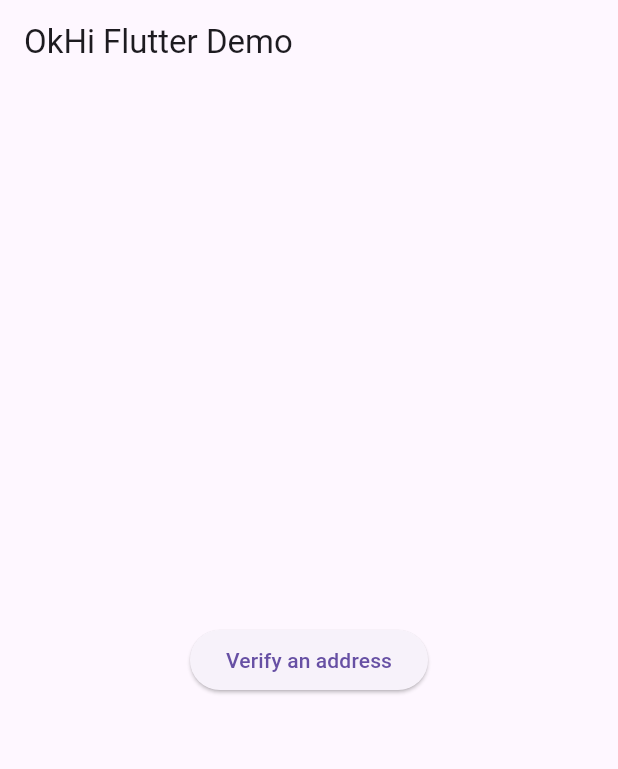
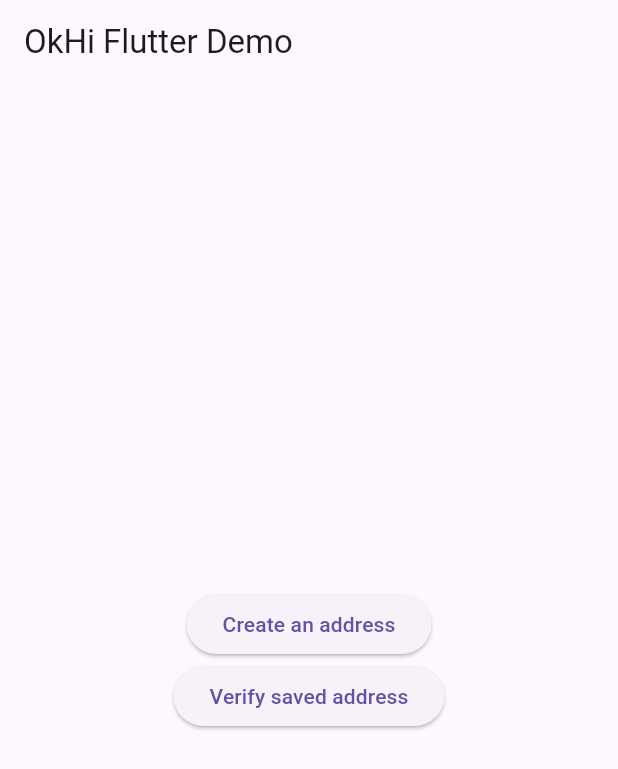
Before and after one commit to OkHi/OkHiFlutterVerificationDemo, a Flutter app: the screen it shows after launch, on a phone screen of 412 x 824 dp. Shown: the top 769 px of the screen. Run offline on Flutter 3.47's test engine with Material 3 defaults, Android fonts, the phone set to English and light mode, and no system bars; missing offline and left inert: okhi_flutter.

Commit message:
added addressbook-digital example

```diff
--- a/lib/main.dart
+++ b/lib/main.dart
@@ -1,6 +1,7 @@
 import 'package:flutter/material.dart';
 import 'package:okhi_flutter/models/okhi_usage_type.dart';
 import 'package:okhi_flutter/okhi_flutter.dart';
+import './db.dart';
 
 void main() {
   runApp(const MyApp());
@@ -15,6 +16,8 @@
 
 class _MyAppState extends State<MyApp> {
   bool _launch = false;
+  List<UsageType> _usageTypes = [UsageType.addressBook];
+  String? _locationId;
 
   @override
   void initState() {
@@ -47,27 +50,50 @@
   }
 
   _renderBody() {
-    if (!_launch) {
-      return Center(
-        child: ElevatedButton(
-          onPressed: () {
-            setState(() {
-              _launch = true;
-            });
-          },
-          child: const Text('Verify an address'),
+    if (_launch) {
+      return OkHiLocationManager(
+        user: _createOkHiUser(),
+        onCloseRequest: _handleOnClose,
+        onError: _handleOnError,
+        onSucess: _handleOnSuccess,
+        configuration: OkHiLocationManagerConfiguration(
+          locationId: _locationId,
+          usageTypes: _usageTypes,
         ),
       );
     }
-    return OkHiLocationManager(
-      user: _createOkHiUser(),
-      onCloseRequest: _handleOnClose,
-      onError: _handleOnError,
-      onSucess: _handleOnSuccess,
-      configuration: OkHiLocationManagerConfiguration(
-        usageTypes: [UsageType.addressBook],
+    return Center(
+      child: Column(
+        mainAxisSize: MainAxisSize.min,
+        children: [
+          ElevatedButton(
+            onPressed: _handleCreateAnAddressPress,
+            child: const Text('Create an address'),
+          ),
+          ElevatedButton(
+            onPressed: _handleVerifySavedAddressPress,
+            child: const Text('Verify saved address'),
+          ),
+        ],
       ),
     );
+  }
+
+  _handleVerifySavedAddressPress() {
+    final response = DB.fetchAddress();
+    if (response != null) {
+      _locationId = response.location.id;
+      _usageTypes = [UsageType.digitalVerification];
+      setState(() {
+        _launch = true;
+      });
+    }
+  }
+
+  _handleCreateAnAddressPress() {
+    setState(() {
+      _launch = true;
+    });
   }
 
   OkHiUser _createOkHiUser() {
@@ -85,7 +111,8 @@
       _launch = false;
     });
     final String locationId = await response.startVerification(null);
-    print("started verification for $locationId");
+    print("started verification for: $locationId");
+    DB.saveAddress(response);
   }
 
   _handleOnError(OkHiException exception) {
```
